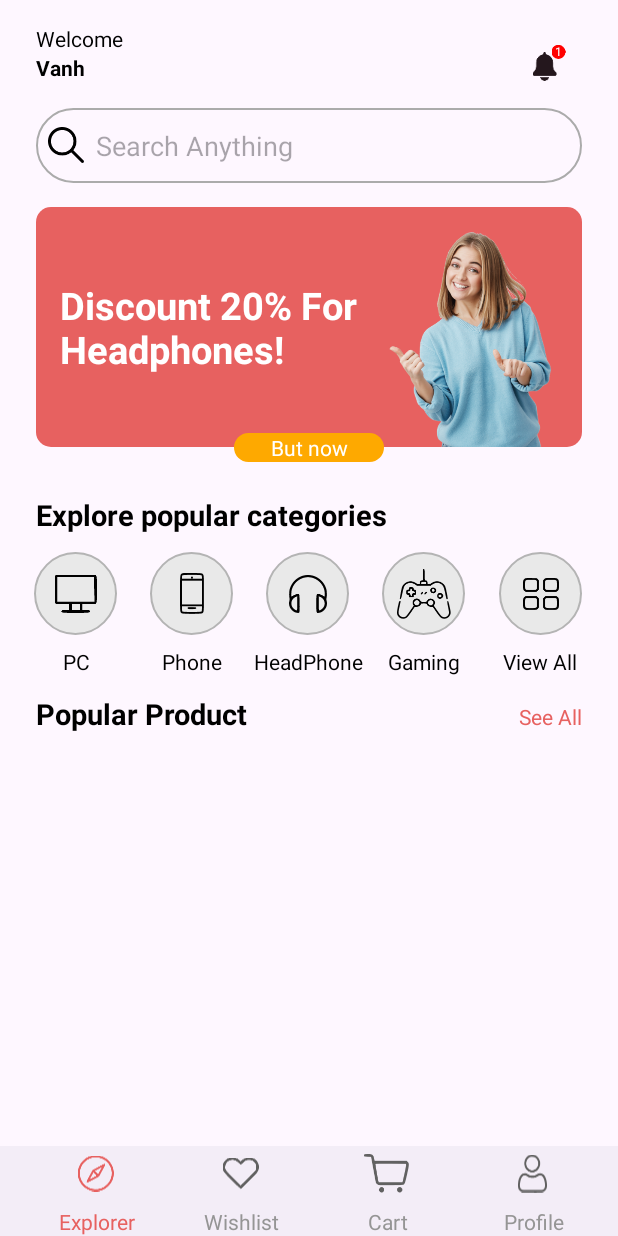
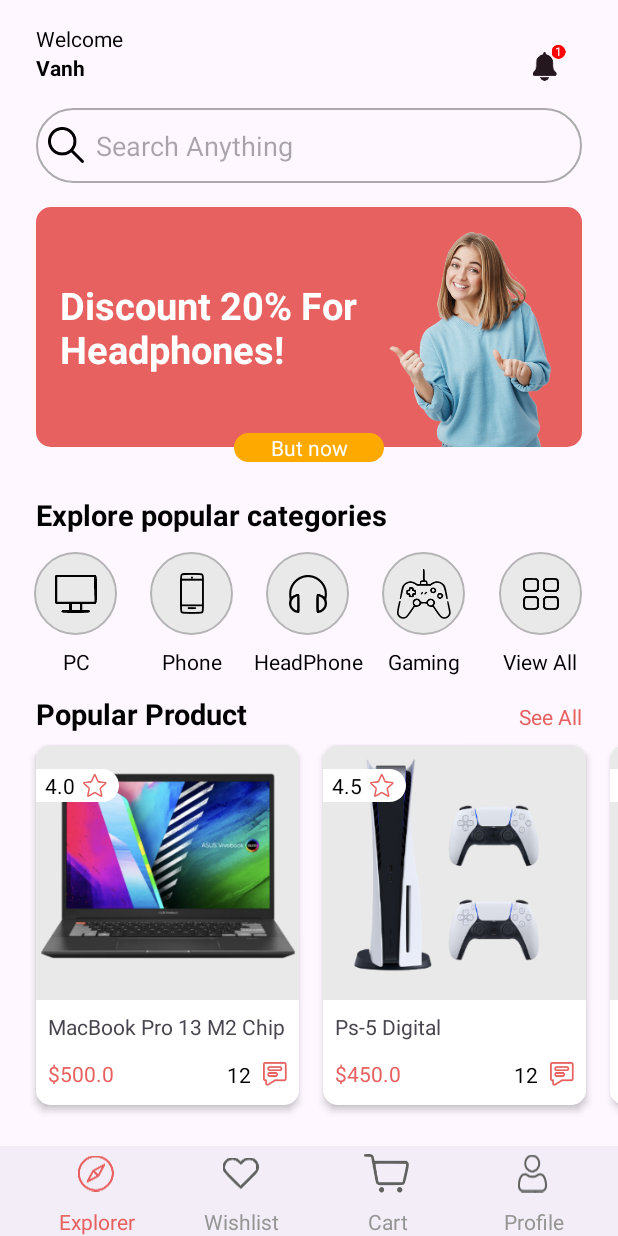
Before and after one commit to vanh19/OnlineShopApp, an Android app: the screen it shows after launch (MainActivity), on a phone screen of 412 x 824 dp. Run offline under Robolectric (Android 15) with nearby library versions, the phone set to English and light mode, and no system bars.

Commit message:
DoneMain

```diff
--- a/app/build.gradle.kts
+++ b/app/build.gradle.kts
@@ -4,7 +4,7 @@ plugins {
 
 android {
     namespace = "anhmvph25860.fpoly.onlineshopapp"
-    compileSdk = 33
+    compileSdk = 34
 
     defaultConfig {
         applicationId = "anhmvph25860.fpoly.onlineshopapp"
@@ -39,4 +39,7 @@ dependencies {
     testImplementation("junit:junit:4.13.2")
     androidTestImplementation("androidx.test.ext:junit:1.1.5")
     androidTestImplementation("androidx.test.espresso:espresso-core:3.5.1")
+
+    implementation ("com.github.bumptech.glide:glide:4.16.0")
+    implementation ("com.google.code.gson:gson:2.10.1")
 }
--- a/app/src/main/java/anhmvph25860/fpoly/onlineshopapp/Activity/MainActivity.java
+++ b/app/src/main/java/anhmvph25860/fpoly/onlineshopapp/Activity/MainActivity.java
@@ -1,16 +1,42 @@
 package anhmvph25860.fpoly.onlineshopapp.Activity;
 
 import androidx.appcompat.app.AppCompatActivity;
+import androidx.recyclerview.widget.LinearLayoutManager;
+import androidx.recyclerview.widget.RecyclerView;
 
 import android.os.Bundle;
 
+import java.util.ArrayList;
+
+import anhmvph25860.fpoly.onlineshopapp.Adapter.PopularListAdapter;
+import anhmvph25860.fpoly.onlineshopapp.Domain.PopularDomain;
 import anhmvph25860.fpoly.onlineshopapp.R;
 
 public class MainActivity extends AppCompatActivity {
+    private RecyclerView.Adapter adapterPupolar;
+    private RecyclerView recyclerViewPupolar;
 
     @Override
     protected void onCreate(Bundle savedInstanceState) {
         super.onCreate(savedInstanceState);
         setContentView(R.layout.activity_main);
+
+        initRecyclerview();
+    }
+
+    private void initRecyclerview(){
+        ArrayList<PopularDomain> items = new ArrayList<>();
+        items.add(new PopularDomain("MacBook Pro 13 M2 Chip", "Discover the new MacBook Pro 13 featuring the powerful M2 chip. This cutting-edge laptop redefines performance and portability. With its sleek design and advanced technology, the MacBook Pro M2 chip is your ultimate compainon for productivity, creativity, and entertainment. Experience seamless multitasking, stunning visuals on the Retina display, and enhanced security with Touch ID. Take your computing experience to the next level with the MacBook Pro 13 M2 Chip."
+                , "pic1", 15, 4, 500));
+        items.add(new PopularDomain("Ps-5 Digital", "Discover the new MacBook Pro 13 featuring the powerful M2 chip. This cutting-edge laptop redefines performance and portability. With its sleek design and advanced technology, the MacBook Pro M2 chip is your ultimate compainon for productivity, creativity, and entertainment. Experience seamless multitasking, stunning visuals on the Retina display, and enhanced security with Touch ID. Take your computing experience to the next level with the MacBook Pro 13 M2 Chip."
+                , "pic2", 10, 4.5, 450));
+        items.add(new PopularDomain("Iphone 14", "Discover the new MacBook Pro 13 featuring the powerful M2 chip. This cutting-edge laptop redefines performance and portability. With its sleek design and advanced technology, the MacBook Pro M2 chip is your ultimate compainon for productivity, creativity, and entertainment. Experience seamless multitasking, stunning visuals on the Retina display, and enhanced security with Touch ID. Take your computing experience to the next level with the MacBook Pro 13 M2 Chip."
+                , "pic3", 13, 4.2, 800));
+
+        recyclerViewPupolar = findViewById(R.id.view1);
+        recyclerViewPupolar.setLayoutManager(new LinearLayoutManager(this, LinearLayoutManager.HORIZONTAL, false));
+
+        adapterPupolar = new PopularListAdapter(items);
+        recyclerViewPupolar.setAdapter(adapterPupolar);
     }
 }
--- /dev/null
+++ b/app/src/main/java/anhmvph25860/fpoly/onlineshopapp/Adapter/PopularListAdapter.java
@@ -0,0 +1,77 @@
+package anhmvph25860.fpoly.onlineshopapp.Adapter;
+
+import android.content.Context;
+import android.content.Intent;
+import android.view.LayoutInflater;
+import android.view.View;
+import android.view.ViewGroup;
+import android.widget.ImageView;
+import android.widget.TextView;
+
+import androidx.annotation.NonNull;
+import androidx.recyclerview.widget.RecyclerView;
+
+import com.bumptech.glide.Glide;
+import com.bumptech.glide.load.resource.bitmap.GranularRoundedCorners;
+
+import java.util.ArrayList;
+
+import anhmvph25860.fpoly.onlineshopapp.Activity.DetailActivity;
+import anhmvph25860.fpoly.onlineshopapp.Domain.PopularDomain;
+import anhmvph25860.fpoly.onlineshopapp.R;
+
+public class PopularListAdapter extends RecyclerView.Adapter<PopularListAdapter.Viewholder> {
+    ArrayList<PopularDomain> items;
+    Context context;
+
+    public PopularListAdapter(ArrayList<PopularDomain> items) {
+        this.items = items;
+    }
+
+    @NonNull
+    @Override
+    public PopularListAdapter.Viewholder onCreateViewHolder(@NonNull ViewGroup parent, int viewType) {
+        View inflate = LayoutInflater.from(parent.getContext()).inflate(R.layout.viewholder_pop_list, parent, false);
+        context = parent.getContext();
+        return new Viewholder(inflate);
+    }
+
+    @Override
+    public void onBindViewHolder(@NonNull PopularListAdapter.Viewholder holder, int position) {
+        holder.tvTitle.setText(items.get(position).getTitle());
+        holder.tvFee.setText("$"+items.get(position).getPrice());
+        holder.tvScore.setText(""+ items.get(position).getScore());
+
+        int drawableResourceId = holder.itemView.getResources().getIdentifier(items.get(position).getPicURL(),
+                "drawable", holder.itemView.getContext().getPackageName());
+
+        Glide.with(holder.itemView.getContext()).load(drawableResourceId)
+                .transform(new GranularRoundedCorners(30, 30, 0, 0))
+                .into(holder.pic);
+
+        holder.itemView.setOnClickListener(view -> {
+            Intent intent = new Intent(holder.itemView.getContext(), DetailActivity.class);
+            intent.putExtra("object", items.get(position));
+            holder.itemView.getContext().startActivity(intent);
+        });
+
+    }
+
+    @Override
+    public int getItemCount() {
+        return items.size();
+    }
+
+    public class Viewholder  extends RecyclerView.ViewHolder{
+        TextView tvTitle, tvFee, tvScore;
+        ImageView pic;
+        public Viewholder(@NonNull View itemView) {
+            super(itemView);
+
+            tvTitle = itemView.findViewById(R.id.tvTitle);
+            tvFee = itemView.findViewById(R.id.tvFee);
+            tvScore = itemView.findViewById(R.id.tvScore);
+            pic = itemView.findViewById(R.id.pic);
+        }
+    }
+}
--- /dev/null
+++ b/app/src/main/java/anhmvph25860/fpoly/onlineshopapp/Domain/PopularDomain.java
@@ -0,0 +1,79 @@
+package anhmvph25860.fpoly.onlineshopapp.Domain;
+
+import java.io.Serializable;
+
+public class PopularDomain implements Serializable {
+    private String title;
+    private String description;
+    private  String picURL;
+    private int review;
+    private double score;
+    private int numberinCart;
+    private double price;
+
+
+    public PopularDomain(String title, String description, String picURL, int review, double score, double price) {
+        this.title = title;
+        this.description = description;
+        this.picURL = picURL;
+        this.review = review;
+        this.score = score;
+        this.price = price;
+    }
+
+    public double getPrice() {
+        return price;
+    }
+
+    public void setPrice(double price) {
+        this.price = price;
+    }
+
+    public String getTitle() {
+        return title;
+    }
+
+    public void setTitle(String title) {
+        this.title = title;
+    }
+
+    public String getDescription() {
+        return description;
+    }
+
+    public void setDescription(String description) {
+        this.description = description;
+    }
+
+    public String getPicURL() {
+        return picURL;
+    }
+
+    public void setPicURL(String picURL) {
+        this.picURL = picURL;
+    }
+
+    public int getReview() {
+        return review;
+    }
+
+    public void setReview(int review) {
+        this.review = review;
+    }
+
+    public double getScore() {
+        return score;
+    }
+
+    public void setScore(double score) {
+        this.score = score;
+    }
+
+    public int getNumberinCart() {
+        return numberinCart;
+    }
+
+    public void setNumberinCart(int numberinCart) {
+        this.numberinCart = numberinCart;
+    }
+}
--- a/app/src/main/res/layout/activity_main.xml
+++ b/app/src/main/res/layout/activity_main.xml
@@ -18,7 +18,8 @@
         <LinearLayout
             android:layout_width="match_parent"
             android:layout_height="wrap_content"
-            android:orientation="vertical">
+            android:orientation="vertical"
+            android:paddingBottom="70dp">
 
             <androidx.constraintlayout.widget.ConstraintLayout
                 android:layout_width="match_parent"
@@ -371,8 +372,8 @@
                 android:layout_width="match_parent"
                 android:layout_height="wrap_content"
                 android:paddingStart="16dp"
+                android:clipToPadding="false"
                 android:paddingEnd="16dp" />
-
 
 
         </LinearLayout>
--- a/app/src/main/res/layout/viewholder_pop_list.xml
+++ b/app/src/main/res/layout/viewholder_pop_list.xml
@@ -60,8 +60,11 @@
         android:id="@+id/tvTitle"
         android:layout_width="wrap_content"
         android:layout_height="wrap_content"
+        android:layout_margin="8dp"
+        android:singleLine="true"
         android:text="Title"
-        android:layout_margin="8dp"
+        app:layout_constraintEnd_toEndOf="parent"
+        app:layout_constraintHorizontal_bias="0.0"
         app:layout_constraintStart_toStartOf="parent"
         app:layout_constraintTop_toTopOf="@+id/view5" />
 
--- a/app/src/main/res/values/themes.xml
+++ b/app/src/main/res/values/themes.xml
@@ -3,6 +3,7 @@
     <style name="Base.Theme.OnlineShopApp" parent="Theme.Material3.DayNight.NoActionBar">
         <!-- Customize your light theme here. -->
         <!-- <item name="colorPrimary">@color/my_light_primary</item> -->
+        <item name="colorPrimaryDark">@color/white</item>
     </style>
 
     <style name="Theme.OnlineShopApp" parent="Base.Theme.OnlineShopApp" />
```
